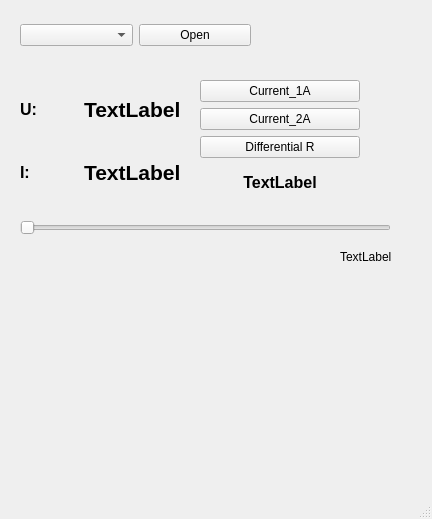
Above: software/mainwindow.ui from pmenschikov/bat_tester before the change. Below: the same form after it.
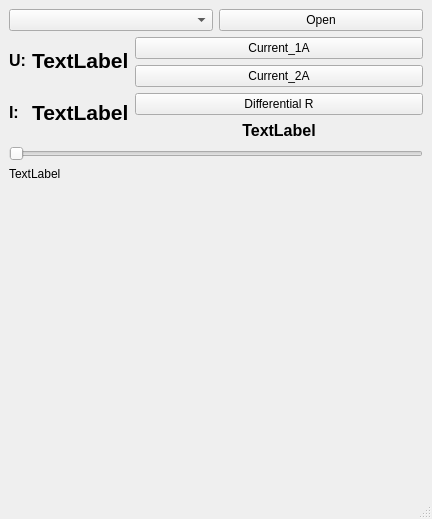
That is the form after the change. Custom widgets are drawn as their Qt base class.

Diff of the .ui file:
```diff
--- a/software/mainwindow.ui
+++ b/software/mainwindow.ui
@@ -14,15 +14,25 @@
    <string>MainWindow</string>
   </property>
   <widget class="QWidget" name="centralwidget">
-   <widget class="QWidget" name="verticalLayoutWidget">
-    <property name="geometry">
-     <rect>
-      <x>20</x>
-      <y>80</y>
-      <width>161</width>
-      <height>121</height>
-     </rect>
-    </property>
+   <layout class="QFormLayout" name="formLayout">
+    <item row="0" column="0" colspan="2">
+     <layout class="QHBoxLayout" name="horizontalLayout_3">
+      <item>
+       <widget class="QComboBox" name="comboPort"/>
+      </item>
+      <item>
+       <widget class="QPushButton" name="btnOpen">
+        <property name="text">
+         <string>Open</string>
+        </property>
+        <property name="checkable">
+         <bool>true</bool>
+        </property>
+       </widget>
+      </item>
+     </layout>
+    </item>
+    <item row="1" column="0">
     <layout class="QVBoxLayout" name="verticalLayout">
      <item>
       <layout class="QHBoxLayout" name="horizontalLayout">
@@ -93,16 +103,8 @@
       </layout>
      </item>
     </layout>
-   </widget>
-   <widget class="QWidget" name="verticalLayoutWidget_2">
-    <property name="geometry">
-     <rect>
-      <x>200</x>
-      <y>80</y>
-      <width>160</width>
-      <height>121</height>
-     </rect>
-    </property>
+    </item>
+    <item row="1" column="1">
     <layout class="QVBoxLayout" name="verticalLayout_2">
      <item>
       <widget class="QPushButton" name="pushButton">
@@ -150,41 +152,9 @@
       </widget>
      </item>
     </layout>
-   </widget>
-   <widget class="QWidget" name="horizontalLayoutWidget_3">
-    <property name="geometry">
-     <rect>
-      <x>20</x>
-      <y>10</y>
-      <width>231</width>
-      <height>51</height>
-     </rect>
-    </property>
-    <layout class="QHBoxLayout" name="horizontalLayout_3">
-     <item>
-      <widget class="QComboBox" name="comboPort"/>
-     </item>
-     <item>
-      <widget class="QPushButton" name="btnOpen">
-       <property name="text">
-        <string>Open</string>
-       </property>
-       <property name="checkable">
-        <bool>true</bool>
-       </property>
-      </widget>
-     </item>
-    </layout>
-   </widget>
+    </item>
+    <item row="3" column="0" colspan="2">
    <widget class="QSlider" name="sldr_PWMvalue">
-    <property name="geometry">
-     <rect>
-      <x>20</x>
-      <y>220</y>
-      <width>371</width>
-      <height>16</height>
-     </rect>
-    </property>
     <property name="maximum">
      <number>255</number>
     </property>
@@ -192,34 +162,18 @@
      <enum>Qt::Horizontal</enum>
     </property>
    </widget>
+    </item>
+    <item row="5" column="0">
    <widget class="QLabel" name="lbl_PWMvalue">
-    <property name="geometry">
-     <rect>
-      <x>340</x>
-      <y>250</y>
-      <width>52</width>
-      <height>14</height>
-     </rect>
-    </property>
     <property name="text">
      <string>TextLabel</string>
     </property>
    </widget>
-   <widget class="QWidget" name="horizontalLayoutWidget">
-    <property name="geometry">
-     <rect>
-      <x>-1</x>
-      <y>340</y>
-      <width>381</width>
-      <height>80</height>
-     </rect>
-    </property>
-    <layout class="QHBoxLayout" name="horizontalLayout_4">
-     <property name="sizeConstraint">
-      <enum>QLayout::SetMaximumSize</enum>
-     </property>
-    </layout>
-   </widget>
+    </item>
+    <item row="6" column="0" colspan="2">
+     <widget class="QwtPlot" name="qwtPlot"/>
+    </item>
+   </layout>
   </widget>
   <widget class="QMenuBar" name="menubar">
    <property name="geometry">
@@ -233,6 +187,13 @@
   </widget>
   <widget class="QStatusBar" name="statusbar"/>
  </widget>
+ <customwidgets>
+  <customwidget>
+   <class>QwtPlot</class>
+   <extends>QFrame</extends>
+   <header>qwt_plot.h</header>
+  </customwidget>
+ </customwidgets>
  <resources/>
  <connections/>
 </ui>
```
Left out of the diff: 2 changed lines with no effect on the pictures. Lines whose indentation alone changed are shown as unchanged.
